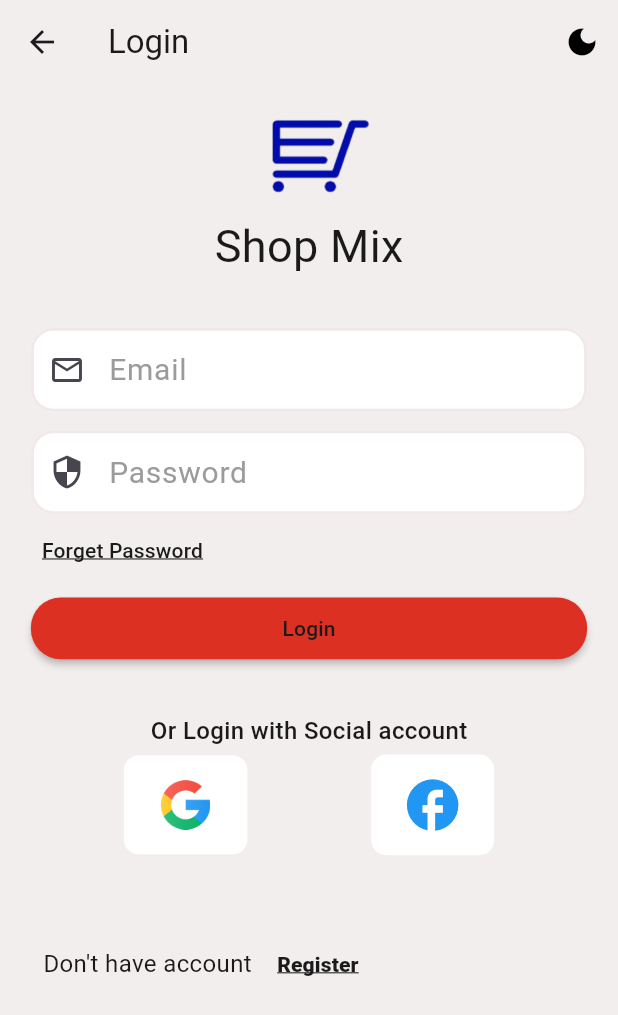
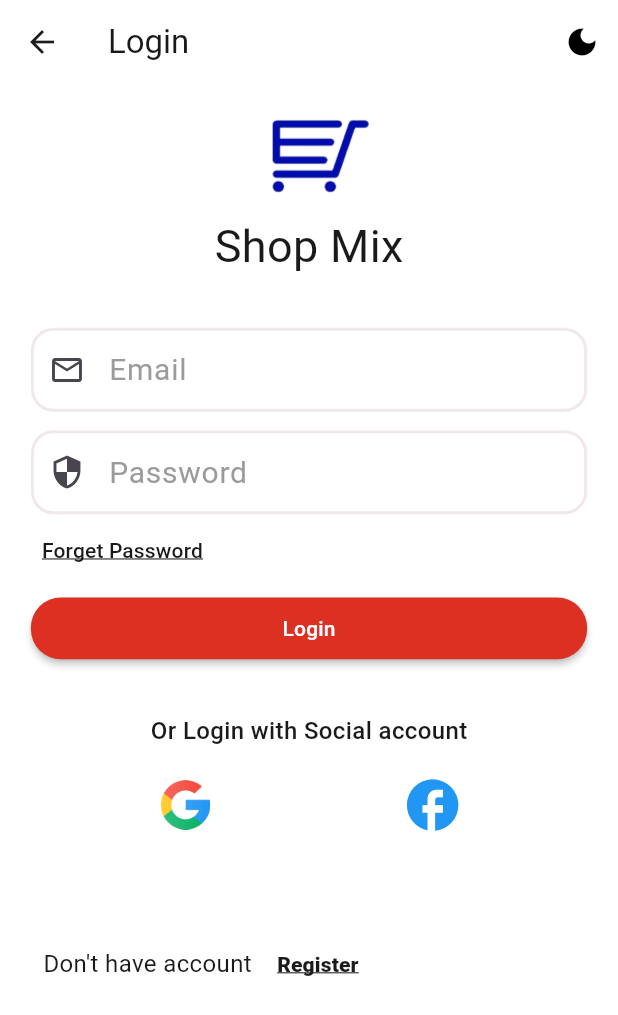
Before and after one commit to mhmdzrkt34/ShopMix, a Flutter app: the Login screen opened directly, on a phone screen of 412 x 824 dp. Shown: the top 1015 px of the screen. Run offline on Flutter 3.47's test engine with Material 3 defaults, Android fonts, the light colour scheme and no system bars; our stand-ins replace dropdown_search, firebase_core, get_it, image_picker, syncfusion_flutter_charts; missing offline and left inert: dart:ffi, phone_form_field; accounts and stored records are empty.

Commit message:
new commit

```diff
--- a/shopmix/lib/components/FormFielComonent.dart
+++ b/shopmix/lib/components/FormFielComonent.dart
@@ -1,9 +1,6 @@
-import 'dart:ffi';
-
 import 'package:flutter/material.dart';
 import 'package:get_it/get_it.dart';
-import 'package:shopmix/Controllers/SignUpFormController.dart';
-import 'package:shopmix/designs/colors_design.dart';
+import 'package:shopmix/designs/colors_design_kazem.dart';
 
 class FormFieldComponent extends StatelessWidget {
   final String? Function(String?)? _validate;
--- a/shopmix/lib/components/buttonComponent/button_component.dart
+++ b/shopmix/lib/components/buttonComponent/button_component.dart
@@ -1,6 +1,6 @@
 import 'package:flutter/material.dart';
 import 'package:get_it/get_it.dart';
-import 'package:shopmix/designs/colors_design.dart';
+import 'package:shopmix/designs/colors_design_kazem.dart';
 
 class buttonComponent extends StatelessWidget {
   late List<double> _size, _padding, _margin;
--- a/shopmix/lib/darkmode/signup_dark_provider.dart
+++ b/shopmix/lib/darkmode/signup_dark_provider.dart
@@ -1,6 +1,6 @@
 import 'package:flutter/material.dart';
 import 'package:get_it/get_it.dart';
-import 'package:shopmix/designs/colors_design.dart';
+import 'package:shopmix/designs/colors_design_kazem.dart';
 
 class SignupDarkprovider extends ChangeNotifier {
   bool isDark = GetIt.instance<ColorsDesign>().isDark;
--- a/shopmix/lib/designs/colors_design.dart
+++ b/shopmix/lib/designs/colors_design_kazem.dart
@@ -13,11 +13,14 @@ class ColorsDesign {
     "input": const Color(0xFFFFFFFF),
     "inputfoucs": const Color(0xFFFFFFFF),
     "label": const Color(0xFF9B9B9B),
-    "background": Color.fromARGB(255, 243, 238, 238),
+    // "background": Color.fromARGB(255, 243, 238, 238),
+    "background": Colors.white,
     "button": const Color(0xFFDB3022),
-    "buttontext": const Color(0xFF1A1A1A),
+    "buttontext": Colors.white,
     "title": const Color(0xFF1A1A1A),
     "focusedBorder": Color.fromARGB(255, 170, 169, 169),
+    "socilafb": Colors.white,
+    "socilagooogle": Color.fromARGB(255, 236, 233, 233),
   };
 
   final Map<String, Color> dark = {
@@ -29,6 +32,8 @@ class ColorsDesign {
     "buttontext": Color.fromARGB(255, 243, 238, 238),
     "title": const Color(0xFFFFFFFF),
     "focusedBorder": const Color(0xFFFFFFFF),
+    "socilafb": Colors.black,
+    "socilagooogle": Color.fromARGB(255, 231, 223, 223),
   };
 
   String getLabelFromColor(Color color) {
--- a/shopmix/lib/main.dart
+++ b/shopmix/lib/main.dart
@@ -6,7 +6,7 @@ import 'package:get_it/get_it.dart';
 import 'package:shopmix/Controllers/LoginFormController.dart';
 import 'package:shopmix/Controllers/SignUpFormController.dart';
 import 'package:shopmix/darkmode/signup_dark_provider.dart';
-import 'package:shopmix/designs/colors_design.dart';
+import 'package:shopmix/designs/colors_design_kazem.dart';
 import 'package:shopmix/views/Login_page.dart';
 import 'package:shopmix/views/Sign_up_page.dart';
 
--- a/shopmix/lib/views/Login_page.dart
+++ b/shopmix/lib/views/Login_page.dart
@@ -6,7 +6,7 @@ import 'package:shopmix/components/FormFielComonent.dart';
 import 'package:shopmix/components/buttonComponent/button_component.dart';
 import 'package:shopmix/components/logo/logo.dart';
 import 'package:shopmix/darkmode/signup_dark_provider.dart';
-import 'package:shopmix/designs/colors_design.dart';
+import 'package:shopmix/designs/colors_design_kazem.dart';
 
 class Login extends StatelessWidget {
   Login({super.key});
@@ -35,7 +35,8 @@ class Login extends StatelessWidget {
               ? GetIt.instance<ColorsDesign>().dark["background"]!
               : GetIt.instance<ColorsDesign>().light["background"]!;
 
-          return Scaffold(
+          return SafeArea(
+            child: Scaffold(
               backgroundColor: backgroundColor,
               appBar: AppBar(
                 title: Text(
@@ -77,6 +78,7 @@ class Login extends StatelessWidget {
                     _sociallogin(),
                     _haveaccount(),
                   ],
+                ),
               ),
             ),
           );
```
Also changed, not shown: shopmix/lib/views/Sign_up_page.dart (+7 -7 lines). Lines whose indentation alone changed are shown as unchanged.
